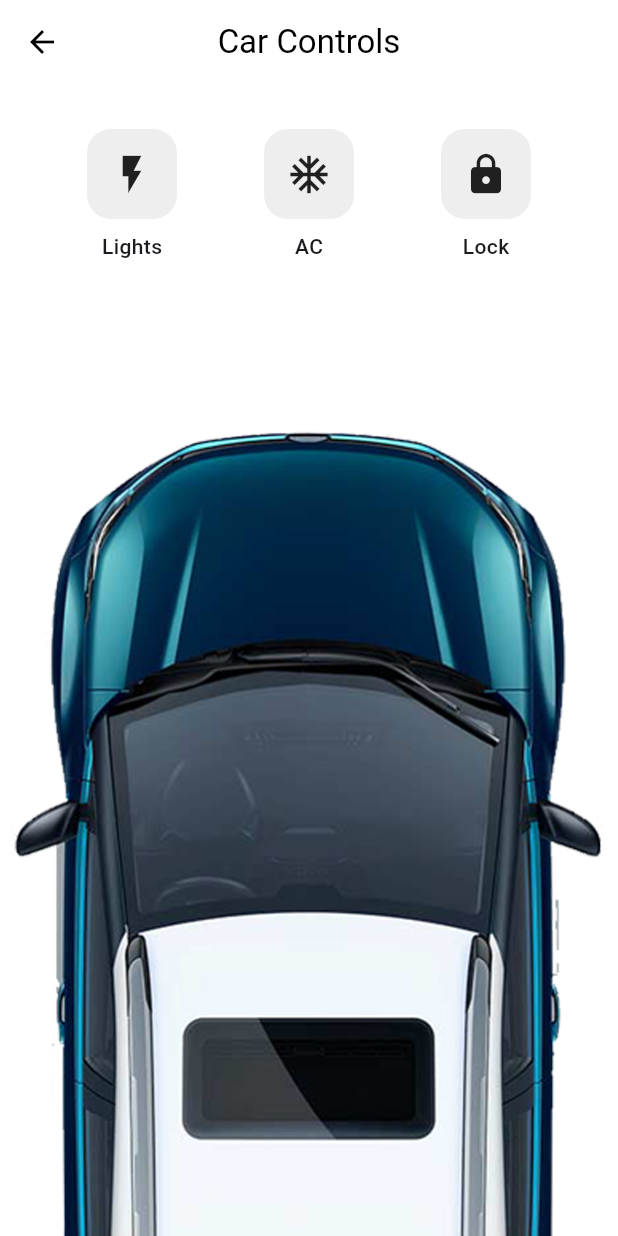
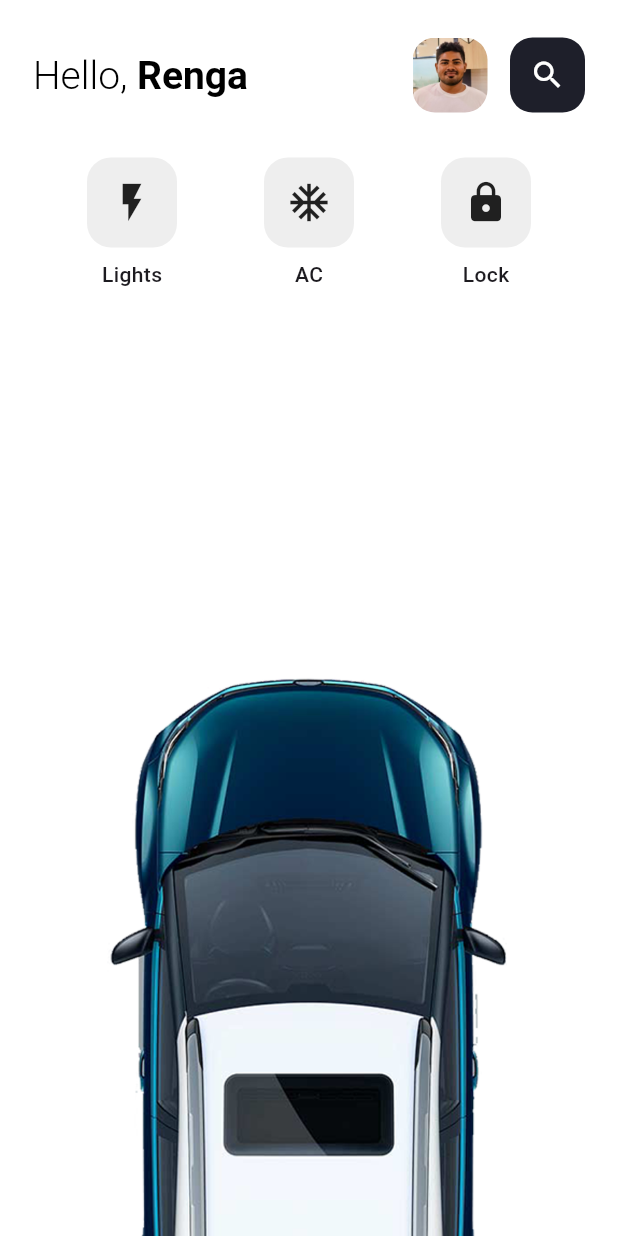
Before and after one commit to rengapraveenx/carUI, a Flutter app: the ControlsScreen screen opened directly, on a phone screen of 412 x 824 dp. Run offline on Flutter 3.47's test engine with Material 3 defaults, Android fonts, the phone set to English and light mode, and no system bars; drawn by our look-alikes of flutter_animate; our stand-ins replace flutter_map, latlong2.

Commit message:
style: control screen UI done 40%

```diff
--- a/lib/screens/controls.dart
+++ b/lib/screens/controls.dart
@@ -1,3 +1,4 @@
+import 'package:carui/screens/widgets/hearder_widget.dart';
 import 'package:flutter/material.dart';
 import 'package:flutter_animate/flutter_animate.dart';
 
@@ -8,21 +9,13 @@ class ControlsScreen extends StatelessWidget {
   Widget build(BuildContext context) {
     return Scaffold(
       backgroundColor: Colors.white,
-      appBar: AppBar(
-        backgroundColor: Colors.white,
-        elevation: 0,
-        leading: IconButton(
-          icon: const Icon(Icons.arrow_back, color: Colors.black),
-          onPressed: () => Navigator.pop(context),
+      body: SafeArea(
+        child: Column(
+          children: [
+            Padding(
+              padding: const EdgeInsets.only(top: 25, right: 22, left: 22),
+              child: Header(),
             ),
-        title: const Text(
-          "Car Controls",
-          style: TextStyle(color: Colors.black),
-        ),
-        centerTitle: true,
-      ),
-      body: Column(
-        children: [
             const SizedBox(height: 30),
 
             // Control buttons
@@ -33,20 +26,45 @@ class ControlsScreen extends StatelessWidget {
                     _btn(Icons.ac_unit, "AC"),
                     _btn(Icons.lock, "Lock"),
                   ],
-          ).animate().slideY(begin: -0.5, end: 0).fadeIn(),
+                )
+                .animate()
+                .fadeIn(duration: 800.ms)
+                .slideY(begin: 1.5, end: 0)
+                .fadeIn(),
 
             const SizedBox(height: 100),
 
             // HERO CAR
-          Hero(
+            Expanded(
+              child: GestureDetector(
+                onPanUpdate: (details) {
+                  if (details.delta.dy < -10) {
+                    print("Swipe UP");
+                  } else if (details.delta.dy > 10) {
+                    print("Swipe DOWN");
+                  } else if (details.delta.dx > 10) {
+                    print("Swipe RIGHT");
+                  } else if (details.delta.dx < -10) {
+                    print("Swipe LEFT");
+                  }
+                },
+                child: Hero(
                   tag: 'carTag',
-            child: Image.asset(
-              "assets/car_top_view.png",
-            ).animate().slideY(begin: 1, end: 0),
-            // .scale(begin: 0.8, end: 2.8),
-            // .scale(begin: Offset(0.8, 0.8), end: Offset(2.8, 2.8)),
+                  child: Transform.translate(
+                    offset: Offset(0, 150),
+                    child: Transform.rotate(
+                      angle: 0,
+                      child: Transform.scale(
+                        scale: 1,
+                        child: Image.asset("assets/car_top_view.png"),
+                      ),
+                    ),
+                  ),
+                ).animate().fadeIn(duration: 500.ms).slideY(begin: 1, end: 0),
+              ),
             ),
           ],
+        ),
       ),
     );
   }
--- /dev/null
+++ b/lib/screens/widgets/hearder_widget.dart
@@ -0,0 +1,69 @@
+import 'package:flutter/material.dart';
+import 'package:flutter_animate/flutter_animate.dart';
+
+class Header extends StatelessWidget {
+  const Header({super.key});
+
+  @override
+  Widget build(BuildContext context) {
+    return Row(
+      mainAxisAlignment: MainAxisAlignment.spaceBetween,
+      children: [
+        // Name animation
+        RichText(
+          text: TextSpan(
+            children: [
+              TextSpan(
+                text: "Hello, ",
+                style: TextStyle(
+                  fontSize: 26,
+                  fontWeight: FontWeight.w300,
+                  color: Colors.black,
+                ),
+              ),
+              TextSpan(
+                text: "Renga",
+                style: TextStyle(
+                  fontSize: 26,
+                  fontWeight: FontWeight.bold,
+                  color: Colors.black,
+                ),
+              ),
+            ],
+          ),
+        ).animate().slideX(begin: -1, end: 0, duration: 400.ms),
+
+        // Search + Profile
+        Stack(
+          alignment: Alignment.centerRight,
+          children: [
+            Container(
+              height: 50,
+              width: 50,
+              decoration: BoxDecoration(
+                borderRadius: BorderRadius.circular(15),
+                color: const Color(0xff1e1f2a),
+              ),
+              child: const Icon(Icons.search, color: Colors.white),
+            ),
+
+            // Profile sliding behind search
+            Container(
+                  height: 50,
+                  width: 50,
+                  decoration: BoxDecoration(
+                    borderRadius: BorderRadius.circular(15),
+                    image: const DecorationImage(
+                      image: AssetImage("assets/profile.jpg"),
+                      fit: BoxFit.cover,
+                    ),
+                  ),
+                )
+                .animate(delay: 200.ms)
+                .slideX(begin: 0, end: -1.3, duration: 450.ms),
+          ],
+        ),
+      ],
+    );
+  }
+}
```
Also changed, not shown: lib/screens/home.dart (+12 -78 lines). Lines whose indentation alone changed are shown as unchanged.
